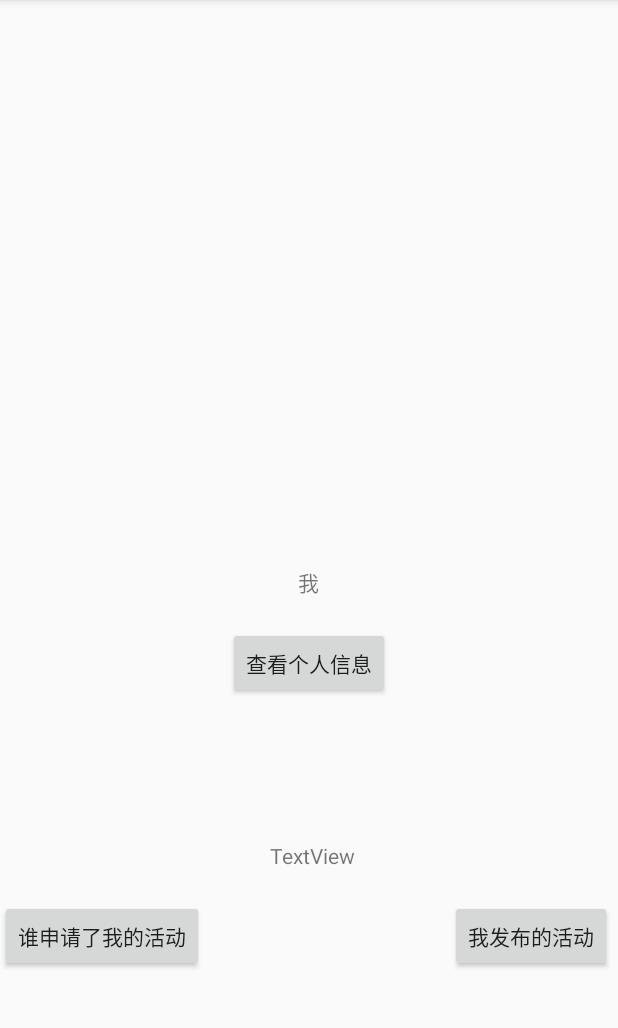
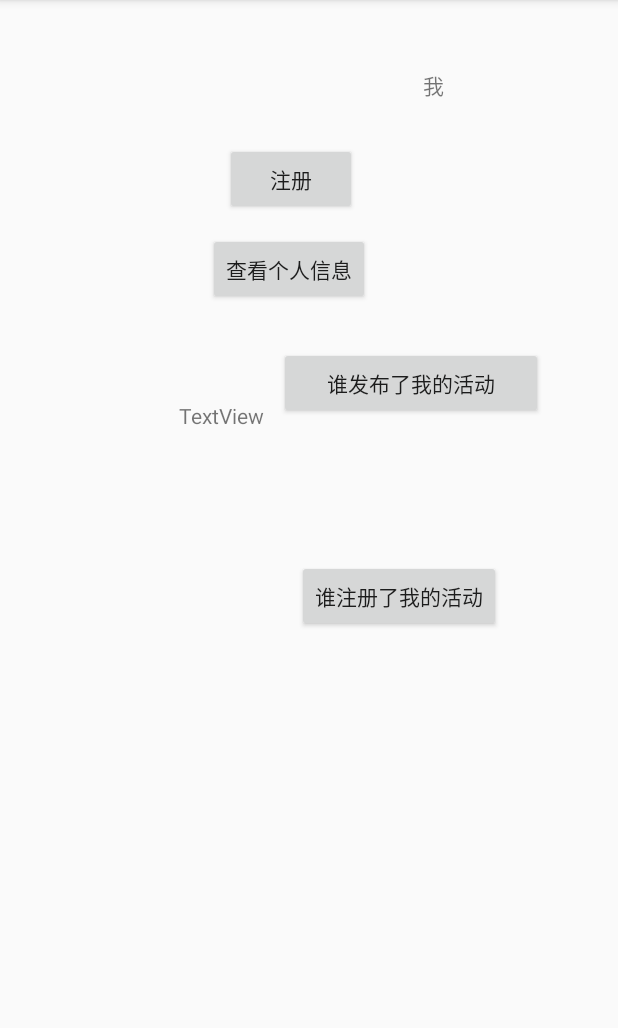
Before and after one commit to 759148450/HebeuMeet, an Android app: the fragment MeFragment shown on its own in the app's theme, on a phone screen of 412 x 824 dp, the part 72-1100 px from its top. Run offline under Robolectric (Android 15) with nearby library versions, the phone set to English and light mode, and no system bars; our stand-ins replace ButterKnife; libraries missing offline, so code that uses them is left out: cn.hutool.core, cn.hutool.http, cn.hutool.json.

Commit message:
新增注册

```diff
--- a/app/src/main/java/com/hebeu/meet/fragment/MeFragment.java
+++ b/app/src/main/java/com/hebeu/meet/fragment/MeFragment.java
@@ -16,6 +16,7 @@ import com.hebeu.meet.My_Information;
 import com.hebeu.meet.My_Publish_Activity;
 import com.hebeu.meet.Others_Apply_Activity;
 import com.hebeu.meet.R;
+import com.hebeu.meet.Register;
 import com.hebeu.meet.domain.User;
 
 import java.util.Map;
@@ -38,6 +39,7 @@ public class MeFragment extends Fragment {
      private Handler handler = null;*/
     private Button button_toMyPublish = null;
     private Button button_toOtherApply = null;
+    private Button btn_register=null;
     public MeFragment() {
     }
 
@@ -55,9 +57,9 @@ public class MeFragment extends Fragment {
         button = (Button) getActivity().findViewById(R.id.testButton);
         button_toMyPublish = getActivity().findViewById(R.id.toMyPublish);
         button_toOtherApply = getActivity().findViewById(R.id.toOtherApply);
+        btn_register = getActivity().findViewById(R.id.btn_register);
 //        textView = getActivity().findViewById(R.id.textView);
 //        handler = new Handler();
-
 
 
         button.setOnClickListener(new View.OnClickListener() {
@@ -114,7 +116,13 @@ public class MeFragment extends Fragment {
                 startActivity(intent);
             }
         });
+        btn_register.setOnClickListener(new View.OnClickListener() {
+            @Override
+            public void onClick(View v) {
+                Intent intent = new Intent(getActivity().getApplicationContext(), Register.class);
+                startActivity(intent);
+            }
+        });
     }
 
-
 }
--- a/app/src/main/res/layout/fragment_me.xml
+++ b/app/src/main/res/layout/fragment_me.xml
@@ -8,7 +8,12 @@
     <TextView
         android:layout_width="wrap_content"
         android:layout_height="wrap_content"
-        android:layout_centerInParent="true"
+        android:layout_below="@+id/btn_register"
+        android:layout_alignParentEnd="true"
+        android:layout_alignParentRight="true"
+        android:layout_marginTop="-97dp"
+        android:layout_marginEnd="116dp"
+        android:layout_marginRight="116dp"
         android:text="我" />
 
     <Button
@@ -16,8 +21,11 @@
         android:layout_width="wrap_content"
         android:layout_height="wrap_content"
         android:layout_alignParentTop="true"
-        android:layout_centerHorizontal="true"
-        android:layout_marginTop="418dp"
+        android:layout_alignParentEnd="true"
+        android:layout_alignParentRight="true"
+        android:layout_marginTop="155dp"
+        android:layout_marginEnd="165dp"
+        android:layout_marginRight="165dp"
         android:text="查看个人信息" />
 
     <TextView
@@ -27,24 +35,49 @@
         android:layout_alignParentEnd="true"
         android:layout_alignParentRight="true"
         android:layout_alignParentBottom="true"
-        android:layout_marginEnd="175dp"
-        android:layout_marginRight="175dp"
-        android:layout_marginBottom="196dp"
+        android:layout_marginEnd="236dp"
+        android:layout_marginRight="236dp"
+        android:layout_marginBottom="489dp"
         android:text="TextView" />
+
+    <Button
+        android:id="@+id/btn_register"
+        android:layout_width="wrap_content"
+        android:layout_height="wrap_content"
+        android:layout_alignParentTop="true"
+        android:layout_alignParentEnd="true"
+        android:layout_alignParentRight="true"
+        android:layout_marginTop="95dp"
+        android:layout_marginEnd="174dp"
+        android:layout_marginRight="174dp"
+        android:text="注册" />
+
+    <Button
+        android:id="@+id/toOtherApply"
+        android:layout_width="wrap_content"
+        android:layout_height="wrap_content"
+        android:layout_alignParentTop="true"
+        android:layout_alignParentEnd="true"
+        android:layout_alignParentRight="true"
+        android:layout_marginTop="373dp"
+        android:layout_marginEnd="78dp"
+        android:layout_marginRight="78dp"
+        android:text="谁注册了我的活动" />
 
     <Button
         android:id="@+id/toMyPublish"
         android:layout_width="wrap_content"
         android:layout_height="wrap_content"
-        android:text="我发布的活动"
-        android:layout_marginTop="600dp"
-        android:layout_marginLeft="300dp"/>
-
-    <Button
-        android:id="@+id/toOtherApply"
-        android:layout_width="wrap_content"
-        android:layout_height="wrap_content"
-        android:text="谁申请了我的活动"
-        android:layout_marginTop="600dp"/>
+        android:layout_alignParentStart="true"
+        android:layout_alignParentLeft="true"
+        android:layout_alignParentTop="true"
+        android:layout_alignParentEnd="true"
+        android:layout_alignParentRight="true"
+        android:layout_marginStart="186dp"
+        android:layout_marginLeft="186dp"
+        android:layout_marginTop="231dp"
+        android:layout_marginEnd="50dp"
+        android:layout_marginRight="50dp"
+        android:text="谁发布了我的活动" />
 
 </RelativeLayout>
--- a/app/src/main/res/values/strings.xml
+++ b/app/src/main/res/values/strings.xml
@@ -10,6 +10,7 @@
     <!--<string name="menu_find">发现</string>-->
     <string name="menu_me">我</string>
     <string name="user_id">学号</string>
+    <string name="user_password">密码</string>
     <string name="user_name">姓名</string>
     <string name="user_sex">性别</string>
     <string name="user_college">学院</string>
```
Also changed, not shown: app/src/main/AndroidManifest.xml (+12 -1 lines), app/src/main/java/com/hebeu/meet/My_Information.java (+6 -1 lines), app/src/main/java/com/hebeu/meet/Register.java (added, +116 -0 lines), app/src/main/java/com/hebeu/meet/Update_My_Information.java (+7 -26 lines), app/src/main/res/layout/register.xml (added, +171 -0 lines).
